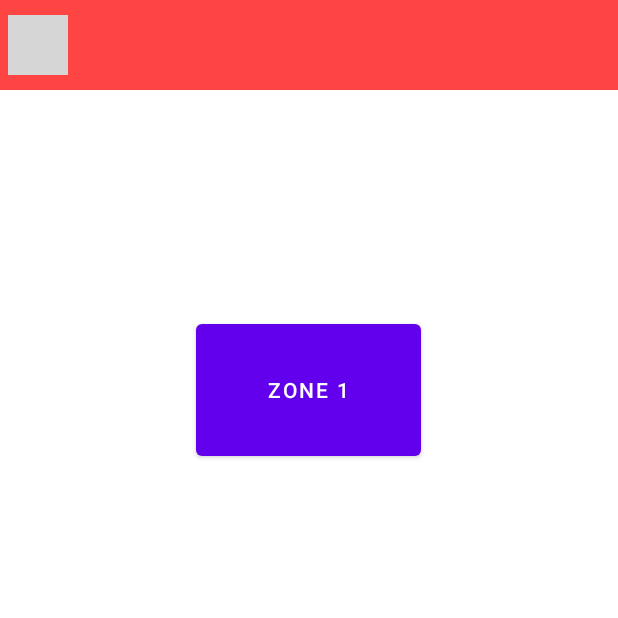
After one commit to EnzoLePort/B3_G1_Android_Project, an Android app: the OtherActivity screen opened directly, with no data from a screen before it, on a phone screen of 412 x 824 dp, the top half of it. The commit adds this screen. Run offline under Robolectric (Android 15) with nearby library versions, the phone set to English and light mode, and no system bars; 1 statement that could not run was skipped; grey boxes are pictures that could not be loaded.

Commit message:
Add link for ZONE 2

```diff
--- a/app/src/main/AndroidManifest.xml
+++ b/app/src/main/AndroidManifest.xml
@@ -9,7 +9,8 @@
         android:roundIcon="@mipmap/ic_launcher_round"
         android:supportsRtl="true"
         android:theme="@style/Theme.OurApplicationB3G1_ASE">
-        <activity android:name=".StudentsActivity"></activity>
+        <activity android:name=".OtherActivity"></activity>
+        <activity android:name=".StudentsActivity" />
         <activity android:name=".MainActivity" />
         <activity android:name=".SplashActivity">
             <intent-filter>
--- a/app/src/main/java/fr/epsi/ourapplicationb3g1_ase/MainActivity.java
+++ b/app/src/main/java/fr/epsi/ourapplicationb3g1_ase/MainActivity.java
@@ -11,7 +11,7 @@ public class MainActivity extends EpsiActivity implements View.OnClickListener {
         super.onCreate(savedInstanceState);
         setContentView(R.layout.activity_main);
         findViewById(R.id.buttonZone1).setOnClickListener(this);
-        findViewById(R.id.buttonZone1).setOnClickListener(this);
+        findViewById(R.id.buttonZone2).setOnClickListener(this);
     }
 
     public static void displayActivity(EpsiActivity activity){
@@ -26,7 +26,7 @@ public class MainActivity extends EpsiActivity implements View.OnClickListener {
                 StudentsActivity.displayActivity(this,"Infos");
                 break;
             case R.id.buttonZone2:
-                //OtherActivity.displayActivity(this,"Rayons");
+                OtherActivity.displayActivity(this,"Rayons");
                 break;
         }
     }
--- /dev/null
+++ b/app/src/main/java/fr/epsi/ourapplicationb3g1_ase/OtherActivity.java
@@ -0,0 +1,22 @@
+package fr.epsi.ourapplicationb3g1_ase;
+
+import android.content.Intent;
+import android.os.Bundle;
+
+public class OtherActivity extends EpsiActivity {
+
+    public static void displayActivity(EpsiActivity activity,String title){
+        Intent intent = new Intent(activity,OtherActivity.class);
+        intent.putExtra("title",title);
+        activity.startActivity(intent);
+    }
+
+    @Override
+    protected void onCreate(Bundle savedInstanceState) {
+        super.onCreate(savedInstanceState);
+        setContentView(R.layout.activity_other);
+        showBack();
+        String title = getIntent().getExtras().getString("title","");
+        setTitle(title);
+    }
+}
--- /dev/null
+++ b/app/src/main/res/layout/activity_other.xml
@@ -0,0 +1,35 @@
+<?xml version="1.0" encoding="utf-8"?>
+<LinearLayout
+    android:orientation="vertical"
+    xmlns:android="http://schemas.android.com/apk/res/android"
+    xmlns:tools="http://schemas.android.com/tools"
+    android:layout_width="match_parent"
+    android:layout_height="match_parent"
+    tools:context=".MainActivity">
+    <include
+        android:layout_width="match_parent"
+        android:layout_height="wrap_content"
+        layout="@layout/layout_header"/>
+
+    <ScrollView
+        android:layout_width="match_parent"
+        android:layout_height="match_parent"
+        android:layout_weight="1">
+
+        <LinearLayout
+            android:layout_width="match_parent"
+            android:layout_height="match_parent"
+            android:orientation="vertical" >
+
+            <Button
+                android:id="@+id/buttonZone1"
+                android:layout_marginTop="150dp"
+                android:layout_width="150dp"
+                android:layout_height="100dp"
+                android:layout_gravity="center_horizontal"
+                android:text="ZONE 1"/>
+
+        </LinearLayout>
+    </ScrollView>
+
+</LinearLayout>
```
